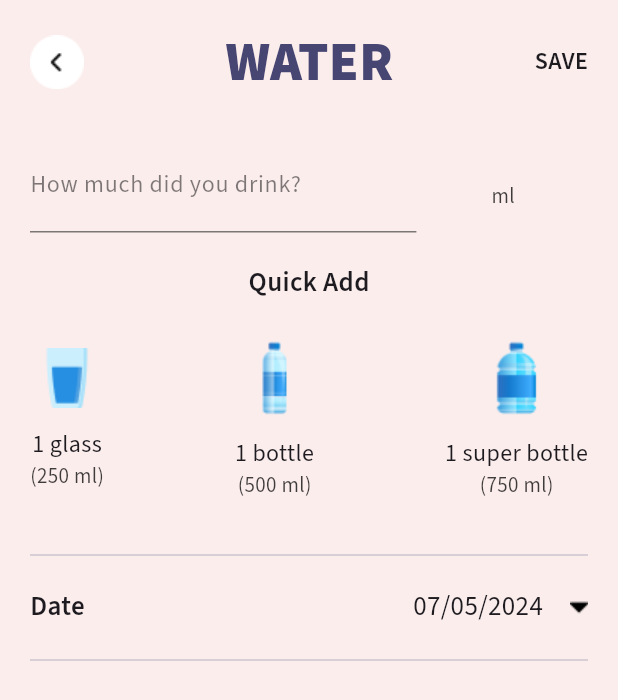
After one commit to bleenee203/healthcare_app, a Flutter app: the WaterGoalPage screen opened by its route, on a phone screen of 412 x 824 dp. The commit adds this screen. Shown: the top 700 px of the screen. Run offline on Flutter 3.47's test engine with Material 3 defaults, Android fonts, the phone set to English and light mode, and no system bars; our stand-ins replace carousel_slider, curved_navigation_bar, dio, fl_chart, go_router, hexcolor and 4 more; accounts and stored records are empty.

Commit message:
add router for water log and watergoal

```diff
--- a/lib/main.dart
+++ b/lib/main.dart
@@ -1,8 +1,6 @@
-
 import 'package:flutter/material.dart';
 import 'package:healthcare_app/app.dart';
 import 'package:healthcare_app/src/presentation/pages/cookie_manager.dart';
-import 'package:shared_preferences/shared_preferences.dart';
 
 Future<void> main() async {
   WidgetsFlutterBinding.ensureInitialized();
--- a/lib/src/presentation/pages/config.dart
+++ b/lib/src/presentation/pages/config.dart
@@ -1 +1 @@
-const url = "http://192.168.34.19:4000/api/";
+const url = "http://192.168.1.5:4000/api/";
--- /dev/null
+++ b/lib/src/presentation/pages/water_goal_screen.dart
@@ -0,0 +1,245 @@
+import 'package:flutter/material.dart';
+import 'package:healthcare_app/src/router/router.dart';
+import 'package:hexcolor/hexcolor.dart';
+import 'package:intl/intl.dart';
+void main() {
+  runApp(const MaterialApp(
+    home: WaterGoalPage(),
+  ));
+}
+
+class WaterGoalPage extends StatefulWidget {
+  const WaterGoalPage({super.key});
+
+  @override
+  State<StatefulWidget> createState() => _WaterGoalPage();
+}
+
+class _WaterGoalPage extends State<WaterGoalPage> {
+  @override
+  Widget build(BuildContext context) {
+    return SafeArea(
+      child: Scaffold(
+        resizeToAvoidBottomInset: true,
+        body: Container(
+          color: HexColor("fbedec"),
+          height: double.infinity,
+          child: Padding(
+            padding: const EdgeInsets.only(top: 16, left: 20, right: 20),
+            child: Column(
+              mainAxisSize: MainAxisSize.min,
+              crossAxisAlignment: CrossAxisAlignment.center,
+              children: [
+                Row(
+                  mainAxisAlignment: MainAxisAlignment.spaceBetween,
+                  children: [
+                    GestureDetector(
+                      onTap: () {
+                        if (RouterCustom.router.canPop()) {
+                          RouterCustom.router.pop();
+                        }
+                      },
+                      child: Image.asset('res/images/go-back.png'),
+                    ),
+                    Text(
+                      "WATER",
+                      style: TextStyle(
+                        color: HexColor("474672"),
+                        fontFamily: "SourceSans3",
+                        fontSize: 36,
+                        fontWeight: FontWeight.w900,
+                      ),
+                    ),
+                    const Text(
+                      "SAVE",
+                      style: TextStyle(
+                        fontFamily: "SourceSans3",
+                        fontSize: 16,
+                        fontWeight: FontWeight.w600,
+                      ),
+                    )
+                  ],
+                ),
+                SizedBox(
+                  height: 40,
+                ),
+                Row(
+                  mainAxisAlignment: MainAxisAlignment.start,
+                  children: [
+                    Expanded(
+                      flex: 4,
+                      child: TextField(
+                        keyboardType: TextInputType.number,
+                        decoration: InputDecoration(
+                            enabledBorder: UnderlineInputBorder(
+                                borderSide: BorderSide(
+                                    color: Colors.black.withOpacity(0.5))),
+                            contentPadding: const EdgeInsets.only(bottom: 17),
+                            hintStyle: TextStyle(
+                                fontFamily: "SourceSans3",
+                                color: Colors.black.withOpacity(0.5)),
+                            hintText: "How much did you drink?"),
+                      ),
+                    ),
+                    const SizedBox(
+                      width: 50,
+                    ),
+                    Expanded(
+                      flex: 1,
+                      child: Text(
+                        "ml",
+                        style: TextStyle(
+                            color: Colors.black.withOpacity(0.75),
+                            fontFamily: "SourceSans3"),
+                      ),
+                    )
+                  ],
+                ),
+                SizedBox(
+                  height: 21,
+                ),
+                const Text(
+                  "Quick Add",
+                  style: TextStyle(
+                      fontWeight: FontWeight.w600,
+                      fontSize: 18,
+                      fontFamily: "SourceSans3"),
+                ),
+                SizedBox(
+                  height: 24,
+                ),
+                Row(
+                  mainAxisAlignment: MainAxisAlignment.spaceBetween,
+                  children: [
+                    Column(
+                      children: [
+                        Image.asset("res/images/glass-of-water.png"),
+                        const SizedBox(
+                          height: 13,
+                        ),
+                        const Text(
+                          "1 glass",
+                          style: TextStyle(
+                            fontFamily: "SourceSans3",
+                            fontSize: 16,
+                          ),
+                        ),
+                        Text(
+                          "(250 ml)",
+                          style: TextStyle(
+                              fontFamily: "SourceSans3",
+                              fontSize: 14,
+                              color: Colors.black.withOpacity(0.75)),
+                        ),
+                      ],
+                    ),
+                    Column(
+                      children: [
+                        Image.asset("res/images/bottle.png"),
+                        const SizedBox(
+                          height: 13,
+                        ),
+                        const Text(
+                          "1 bottle",
+                          style: TextStyle(
+                            fontFamily: "SourceSans3",
+                            fontSize: 16,
+                          ),
+                        ),
+                        Text(
+                          "(500 ml)",
+                          style: TextStyle(
+                              fontFamily: "SourceSans3",
+                              fontSize: 14,
+                              color: Colors.black.withOpacity(0.75)),
+                        ),
+                      ],
+                    ),
+                    Column(
+                      children: [
+                        Image.asset("res/images/super_bottle.png"),
+                        const SizedBox(
+                          height: 13,
+                        ),
+                        const Text(
+                          "1 super bottle",
+                          style: TextStyle(
+                            fontFamily: "SourceSans3",
+                            fontSize: 16,
+                          ),
+                        ),
+                        Text(
+                          "(750 ml)",
+                          style: TextStyle(
+                              fontFamily: "SourceSans3",
+                              fontSize: 14,
+                              color: Colors.black.withOpacity(0.75)),
+                        ),
+                      ],
+                    )
+                  ],
+                ),
+                SizedBox(
+                  height: 28,
+                ),
+                const Divider(
+                  thickness: 1,
+                ),
+                Padding(
+                  padding: const EdgeInsets.symmetric(vertical: 14),
+                  child: Row(
+                    mainAxisAlignment: MainAxisAlignment.spaceBetween,
+                    children: [
+                      const Expanded(
+                        child: Text(
+                          "Date",
+                          style: TextStyle(
+                              fontFamily: "SourceSans3",
+                              fontSize: 18,
+                              fontWeight: FontWeight.w600),
+                        ),
+                      ),
+                      Text(
+                        _datelog,
+                        style: const TextStyle(
+                          fontFamily: "SourceSans3",
+                          fontSize: 18,
+                        ),
+                      ),
+                      const SizedBox(
+                        width: 18,
+                      ),
+                      GestureDetector(
+                          onTap: () => _showDatePicker(context),
+                          child: Image.asset("res/images/sort-down.png"))
+                    ],
+                  ),
+                ),
+                const Divider(
+                  thickness: 1,
+                ),
+              ],
+            ),
+          ),
+        ),
+      ),
+    );
+  }
+
+  String _datelog = DateFormat('dd/MM/yyyy').format(DateTime.now());
+  void _showDatePicker(BuildContext context) async {
+    final DateTime? picked = await showDatePicker(
+      context: context,
+      initialDate: DateTime.now(),
+      firstDate: DateTime(1800),
+      lastDate: DateTime.now(),
+    );
+    String? selectedDate;
+    if (picked != null) {
+      selectedDate = DateFormat('dd/MM/yyyy').format(picked);
+    }
+    setState(() {
+      _datelog = selectedDate ?? _datelog;
+    });
+  }
+}
--- a/lib/src/presentation/pages/water_screen.dart
+++ b/lib/src/presentation/pages/water_screen.dart
@@ -1,5 +1,5 @@
-import 'package:flutter/cupertino.dart';
 import 'package:flutter/material.dart';
+import 'package:flutter/widgets.dart';
 import 'package:healthcare_app/src/presentation/widgets/nested_tab.dart';
 import 'package:healthcare_app/src/router/router.dart';
 import 'package:hexcolor/hexcolor.dart';
@@ -67,11 +67,17 @@ class _WaterPageState extends State<WaterPage> with TickerProviderStateMixin {
                         ),
                         Row(
                           children: [
-                            Image.asset("res/images/settings.png"),
+                            GestureDetector(
+                                onTap: () => RouterCustom.router
+                                    .pushNamed('water-goal'),
+                                child: Image.asset("res/images/settings.png")),
                             const SizedBox(
                               width: 23,
                             ),
-                            Image.asset("res/images/plus.png"),
+                            GestureDetector(
+                                onTap: () =>
+                                    RouterCustom.router.pushNamed('water-log'),
+                                child: Image.asset("res/images/plus.png")),
                           ],
                         ),
                       ],
--- a/lib/src/router/router.dart
+++ b/lib/src/router/router.dart
@@ -11,6 +11,8 @@ import 'package:healthcare_app/src/presentation/pages/splash_page.dart';
 import 'package:healthcare_app/src/presentation/pages/tabs.dart';
 import 'package:healthcare_app/src/presentation/pages/verify2_screen.dart';
 import 'package:healthcare_app/src/presentation/pages/verify_screen.dart';
+import 'package:healthcare_app/src/presentation/pages/water-log_screen.dart';
+import 'package:healthcare_app/src/presentation/pages/water_goal_screen.dart';
 import 'package:healthcare_app/src/presentation/pages/water_screen.dart';
 
 import '../presentation/pages/register_screen.dart';
@@ -103,6 +105,16 @@ class RouterCustom {
           name: 'water',
           builder: (BuildContext context, GoRouterState state) =>
               const WaterPage()),
+      GoRoute(
+          path: '/water-log',
+          name: 'water-log',
+          builder: (BuildContext context, GoRouterState state) =>
+              const WaterLogPage()),
+              GoRoute(
+          path: '/water-goal',
+          name: 'water-goal',
+          builder: (BuildContext context, GoRouterState state) =>
+              const WaterGoalPage()),
     ],
   );
 }
```
Also changed, not shown: lib/src/presentation/pages/water_goal.dart (deleted).
